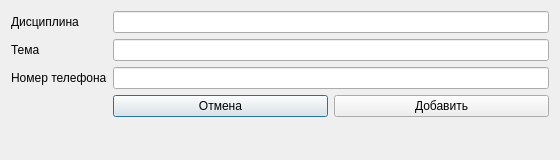
First picture: the form in addnote.ui, repository ploschka/CureSuch, before the edit.
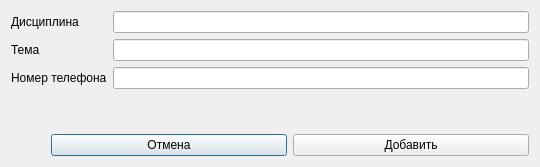
Second picture: the form after the edit.

Patch:
```diff
--- a/addnote.ui
+++ b/addnote.ui
@@ -6,8 +6,8 @@
    <rect>
     <x>0</x>
     <y>0</y>
-    <width>560</width>
-    <height>160</height>
+    <width>540</width>
+    <height>167</height>
    </rect>
   </property>
   <property name="sizePolicy">
@@ -19,39 +19,62 @@
   <property name="windowTitle">
    <string>Добавить конспект</string>
   </property>
+  <property name="sizeGripEnabled">
+   <bool>false</bool>
+  </property>
+  <layout class="QVBoxLayout" name="verticalLayout">
+   <item>
   <layout class="QFormLayout" name="formLayout">
-   <item row="0" column="0">
-    <widget class="QLabel" name="label">
-     <property name="text">
-      <string>Дисциплина</string>
-     </property>
-    </widget>
-   </item>
-   <item row="0" column="1">
-    <widget class="QLineEdit" name="Discipline"/>
-   </item>
-   <item row="1" column="0">
-    <widget class="QLabel" name="label_3">
-     <property name="text">
-      <string>Тема</string>
-     </property>
-    </widget>
-   </item>
-   <item row="1" column="1">
+     <item row="2" column="1">
     <widget class="QLineEdit" name="ThemeLine"/>
    </item>
-   <item row="2" column="0">
+     <item row="3" column="0">
     <widget class="QLabel" name="label_2">
      <property name="text">
       <string>Номер телефона</string>
      </property>
     </widget>
    </item>
-   <item row="2" column="1">
-    <widget class="QLineEdit" name="NumberLine"/>
-   </item>
    <item row="3" column="1">
+      <widget class="QLineEdit" name="NumberLine"/>
+     </item>
+     <item row="2" column="0">
+      <widget class="QLabel" name="label_3">
+       <property name="text">
+        <string>Тема</string>
+       </property>
+      </widget>
+     </item>
+     <item row="1" column="0">
+      <widget class="QLabel" name="label">
+       <property name="text">
+        <string>Дисциплина</string>
+       </property>
+      </widget>
+     </item>
+     <item row="1" column="1">
+      <widget class="QLineEdit" name="Discipline"/>
+     </item>
+    </layout>
+   </item>
+   <item>
     <layout class="QHBoxLayout" name="horizontalLayout">
+     <item>
+      <spacer name="horizontalSpacer">
+       <property name="orientation">
+        <enum>Qt::Horizontal</enum>
+       </property>
+       <property name="sizeType">
+        <enum>QSizePolicy::Preferred</enum>
+       </property>
+       <property name="sizeHint" stdset="0">
+        <size>
+         <width>40</width>
+         <height>20</height>
+        </size>
+       </property>
+      </spacer>
+     </item>
      <item>
       <widget class="QPushButton" name="CancelButton">
        <property name="text">
```
Lines whose indentation alone changed are shown as unchanged.
